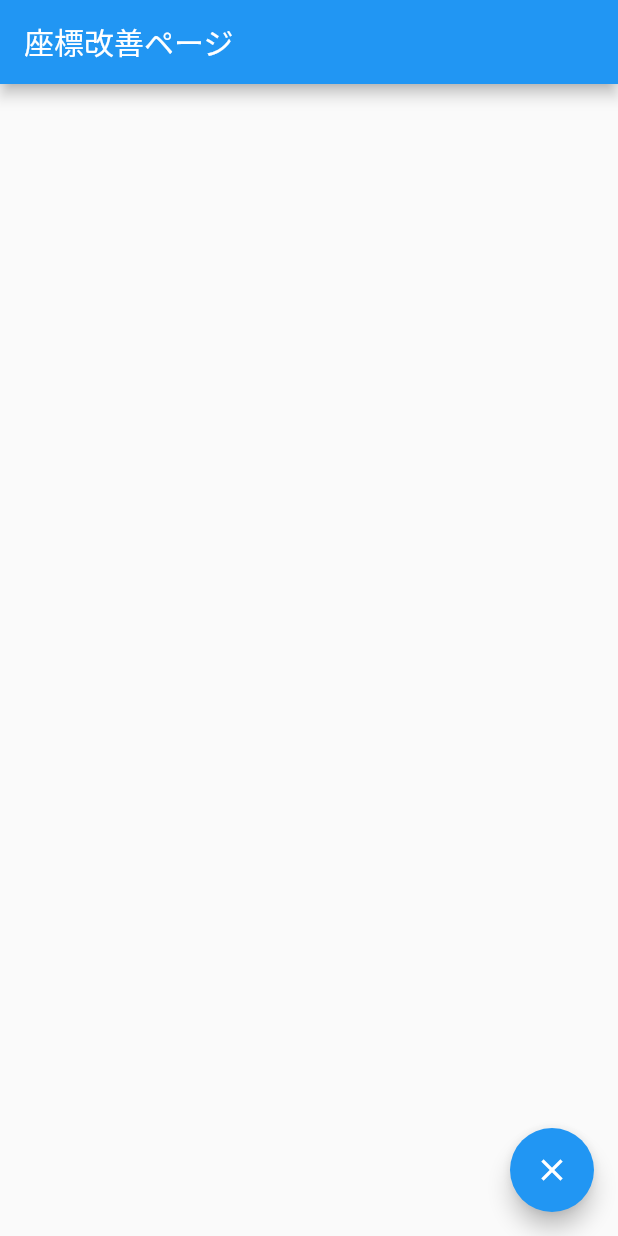
After one commit to 22726020/AIdakko, a Flutter app: the screen it shows after launch, after a tap on "修正を行う", on a phone screen of 412 x 824 dp. The commit adds this screen. Run offline on Flutter 3.47's test engine with Material 2 defaults, Android fonts, the light colour scheme and no system bars; our stand-ins replace audioplayers, camera, image_gallery_saver; missing offline and left inert: google_mlkit_pose_detection.

Commit message:
座標改善ページ追加

```diff
--- /dev/null
+++ b/lib/improve.dart
@@ -0,0 +1,89 @@
+import 'package:flutter/material.dart';
+
+
+class Improve extends StatelessWidget {
+  @override
+  Widget build(BuildContext context) {
+    return MaterialApp(
+      title: '座標改善ページ',
+      theme: ThemeData(
+        primarySwatch: Colors.blue,
+      ),
+      home: PointerDrawingWidget(title:'座標改善ページ'),
+    );
+  }
+}
+
+class PointerDrawingWidget extends StatefulWidget {
+  PointerDrawingWidget({Key? key, required this.title}) : super(key: key);
+
+  final String title;
+
+  @override
+  _PointerDrawingWidgetState createState() => _PointerDrawingWidgetState();
+}
+
+class _PointerDrawingWidgetState extends State<PointerDrawingWidget> {
+  final _points = <Offset>[];
+
+  @override
+  Widget build(BuildContext context) {
+    return Scaffold(
+      appBar: AppBar(
+        title: Text(widget.title),
+      ),
+      body: GestureDetector(
+        // child: Image.asset('dakko.jpg'),
+
+        // TapDownイベントを検知
+        onTapDown: _addPoint,
+        // カスタムペイント
+        child: CustomPaint(
+          painter: MyPainter(_points),
+          // タッチを有効にするため、childが必要
+          child: Center(),
+        ),
+      ),
+      floatingActionButton: FloatingActionButton(
+        // 点のクリアボタン
+        onPressed: _clearPoints,
+        tooltip: 'Clear',
+        child: Icon(Icons.clear),
+      ), // This trailing comma makes auto-formatting nicer for build methods.
+    );
+  }
+
+  // タッチした点をクリアする
+  void _clearPoints(){
+    setState((){
+      _points.clear();
+    });
+  }
+
+  // 点を追加
+  void _addPoint(TapDownDetails details) {
+    // setState()にリストを更新する関数を渡して状態を更新
+    setState(() {
+      _points.add(details.localPosition);
+    });
+  }
+}
+
+class MyPainter extends CustomPainter{
+  final List<Offset> _points;
+  final _rectPaint = Paint()..color = Colors.blue;
+
+  MyPainter(this._points);
+
+  @override
+  void paint(Canvas canvas, Size size) {
+    // 記憶している点を描画する
+    _points.forEach((offset) =>
+        canvas.drawRect(Rect.fromCenter(center: offset, width: 20.0, height: 20.0), _rectPaint));
+  }
+
+  @override
+  bool shouldRepaint(CustomPainter oldDelegate) {
+    return true;
+  }
+}
--- a/lib/main.dart
+++ b/lib/main.dart
@@ -7,6 +7,7 @@ import 'package:gazou/manual.dart';
 import 'package:quiver/async.dart';
 import 'package:url_launcher/url_launcher.dart';
 import 'package:audioplayers/audioplayers.dart';
+import 'package:gazou/improve.dart';
 //こんにちは
 Future<void> main() async {
   // main 関数内で非同期処理を呼び出すための設定
@@ -151,6 +152,20 @@ class _MyHomePageState extends State<MyHomePage> {
                   child: Text('撮影を行う',style: TextStyle(fontSize: 60,color: Colors.black)),
                 ),
                 ),
+               ElevatedButton(
+                  onPressed: (){
+                    Navigator.push(
+                    context,
+                    MaterialPageRoute(builder: (context) => Improve()
+              )
+                    );
+                  },
+                  style: ElevatedButton.styleFrom(
+                    primary: Color.fromARGB(255, 214, 160, 255),
+                    elevation: 16,
+                  ),
+                  child: Text('修正を行う',style: TextStyle(fontSize: 50,color: Colors.black)),
+                ),
 
               ],
             ),
```
